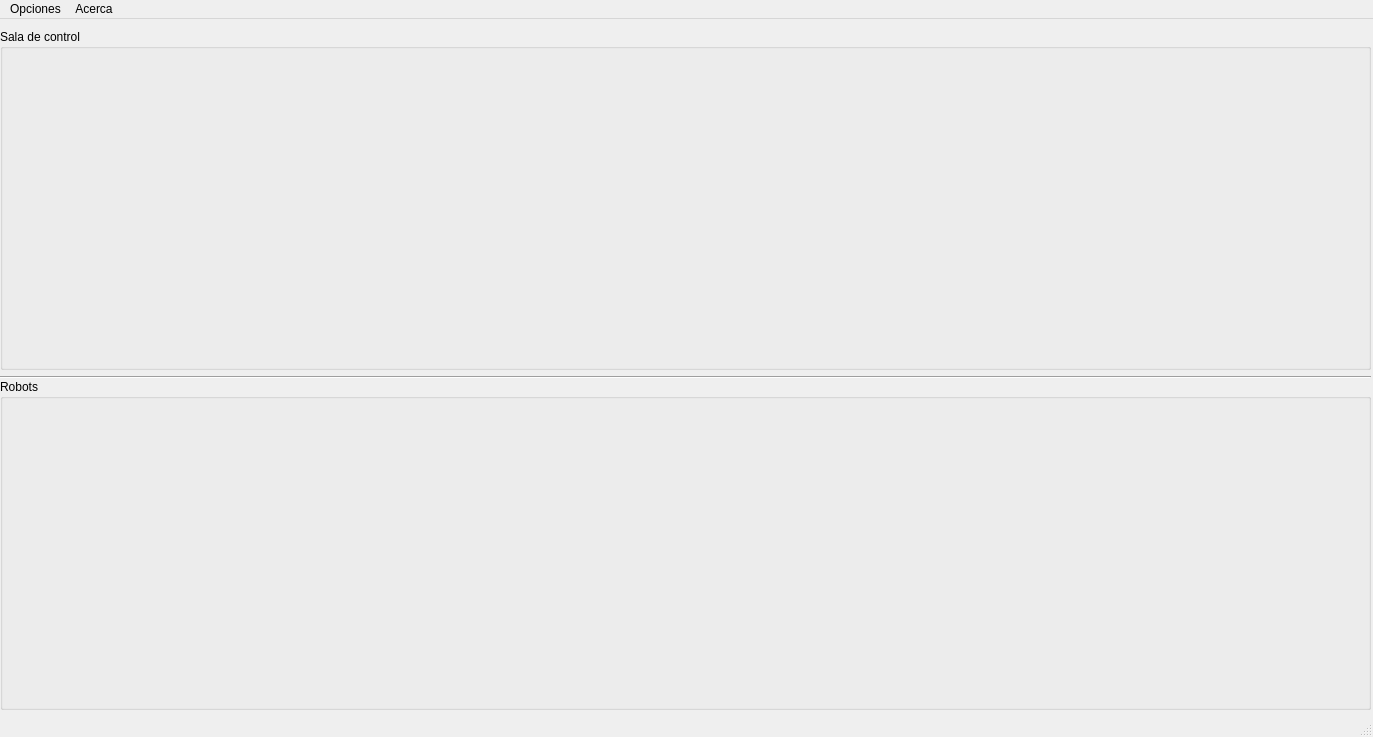
Qt form olymain.ui (kevteg/Olympus) before a commit.
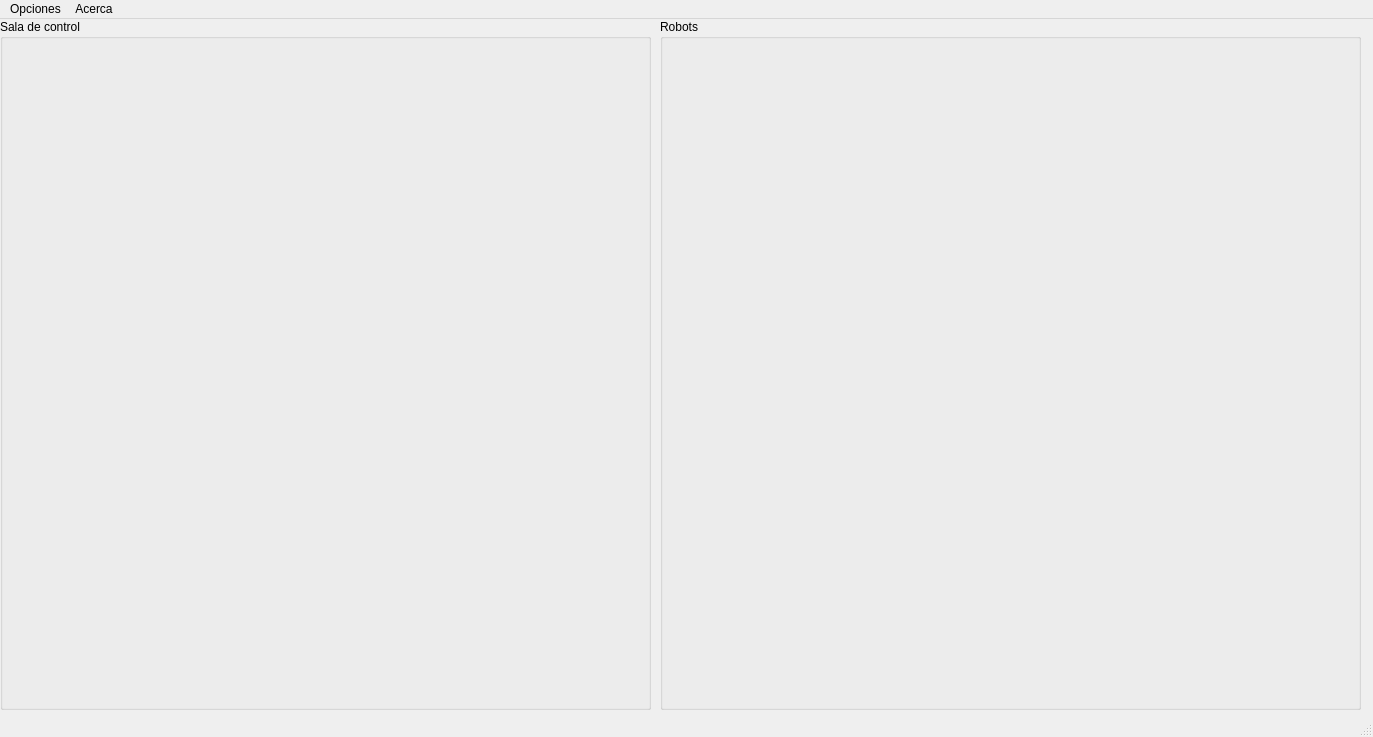
The same form after that commit.

Commit message: Se cambia parte de la interfaz gráfica y se agregan mas funciones a robots

```diff
--- a/olymain.ui
+++ b/olymain.ui
@@ -13,6 +13,11 @@
   <property name="windowTitle">
    <string>Olympus</string>
   </property>
+  <property name="styleSheet">
+   <string notr="true">button:hover{
+	background-color=yellow;
+}</string>
+  </property>
   <widget class="QWidget" name="centralWidget">
    <widget class="QGroupBox" name="controls_container">
     <property name="enabled">
@@ -21,9 +26,9 @@
     <property name="geometry">
      <rect>
       <x>0</x>
-      <y>10</y>
-      <width>1371</width>
-      <height>341</height>
+      <y>0</y>
+      <width>651</width>
+      <height>691</height>
      </rect>
     </property>
     <property name="sizePolicy">
@@ -35,6 +40,9 @@
     <property name="autoFillBackground">
      <bool>true</bool>
     </property>
+    <property name="styleSheet">
+     <string notr="true"/>
+    </property>
     <property name="title">
      <string>Sala de control</string>
     </property>
@@ -43,7 +51,7 @@
       <rect>
        <x>10</x>
        <y>20</y>
-       <width>671</width>
+       <width>631</width>
        <height>311</height>
       </rect>
      </property>
@@ -52,9 +60,9 @@
     <widget class="QWidget" name="horizontalLayoutWidget_3">
      <property name="geometry">
       <rect>
-       <x>700</x>
-       <y>20</y>
-       <width>661</width>
+       <x>10</x>
+       <y>340</y>
+       <width>631</width>
        <height>311</height>
       </rect>
      </property>
@@ -67,40 +75,34 @@
    <widget class="QGroupBox" name="robots_container">
     <property name="geometry">
      <rect>
-      <x>0</x>
-      <y>360</y>
-      <width>1371</width>
-      <height>331</height>
+      <x>660</x>
+      <y>0</y>
+      <width>701</width>
+      <height>691</height>
      </rect>
     </property>
+    <property name="styleSheet">
+     <string notr="true">background-color = 
+color: qlineargradient(spread:pad, x1:0, y1:0, x2:1, y2:0, stop:0 rgba(9, 41, 4, 255), stop:0.085 rgba(2, 79, 0, 255), stop:0.19 rgba(50, 147, 22, 255), stop:0.275 rgba(236, 191, 49, 255), stop:0.39 rgba(243, 61, 34, 255), stop:0.555 rgba(135, 81, 60, 255), stop:0.667 rgba(121, 75, 255, 255), stop:0.825 rgba(164, 255, 244, 255), stop:0.885 rgba(104, 222, 71, 255), stop:1 rgba(93, 128, 0, 255));</string>
+    </property>
     <property name="title">
      <string>Robots</string>
     </property>
     <widget class="QWidget" name="horizontalLayoutWidget">
      <property name="geometry">
       <rect>
-       <x>0</x>
-       <y>10</y>
-       <width>1371</width>
-       <height>291</height>
+       <x>10</x>
+       <y>20</y>
+       <width>681</width>
+       <height>651</height>
       </rect>
      </property>
-     <layout class="QHBoxLayout" name="robots_layout"/>
+     <layout class="QFormLayout" name="robots_layout"/>
     </widget>
    </widget>
-   <widget class="Line" name="line">
-    <property name="geometry">
-     <rect>
-      <x>0</x>
-      <y>350</y>
-      <width>1371</width>
-      <height>16</height>
-     </rect>
-    </property>
-    <property name="orientation">
-     <enum>Qt::Horizontal</enum>
-    </property>
-   </widget>
+   <zorder>controls_container</zorder>
+   <zorder>robots_container</zorder>
+   <zorder>horizontalLayoutWidget</zorder>
   </widget>
   <widget class="QMenuBar" name="menuBar">
    <property name="geometry">
```
Left out of the diff: 5 changed lines with no effect on the pictures. The commit also changes 6 other files.
